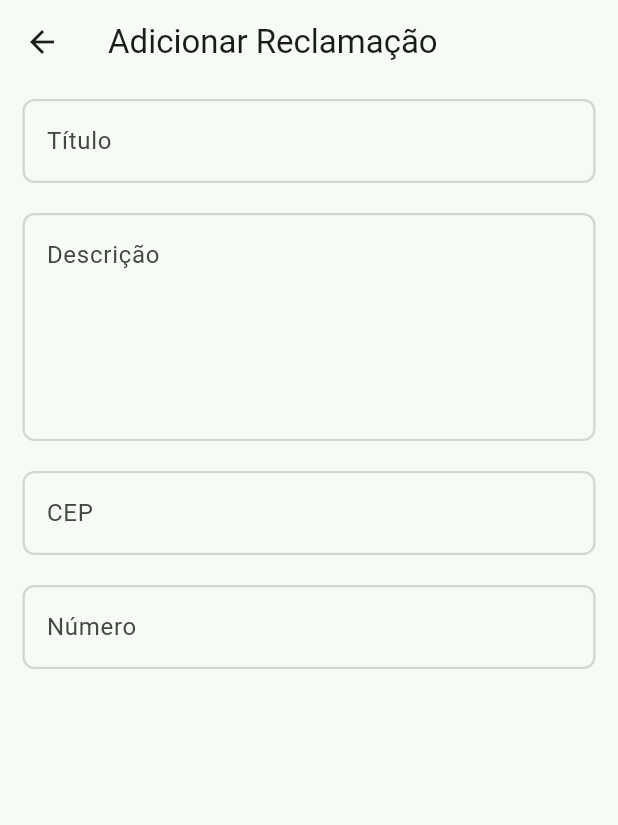
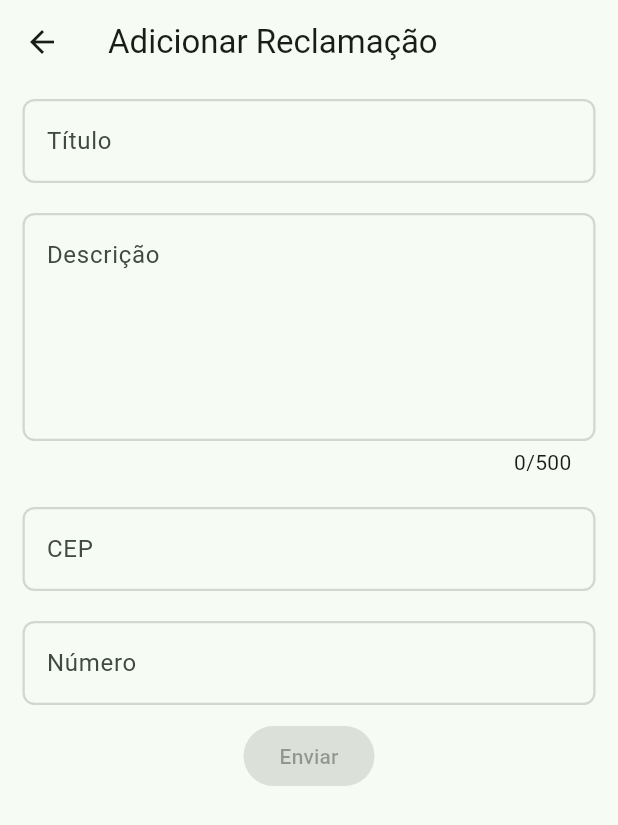
Before and after one commit to vinirecoaro/sos_community, a Flutter app: the AddClaimScreen screen opened directly, on a phone screen of 412 x 824 dp. Shown: the top 825 px of the screen. Run offline on Flutter 3.47's test engine with Material 3 defaults, Android fonts, the phone set to English and light mode, and no system bars.

Commit message:
InputFieldLarge - addded a char counter to control claim description size

```diff
--- a/lib/components/input_field_large.dart
+++ b/lib/components/input_field_large.dart
@@ -1,9 +1,18 @@
 import 'package:flutter/material.dart';
 
-class InputFieldLarge extends StatelessWidget {
-  const InputFieldLarge({super.key, this.label = "label name"});
+class InputFieldLarge extends StatefulWidget {
+  InputFieldLarge({super.key, this.label = "label name", this.maxLenght = 500});
 
   final String label;
+  final int maxLenght;
+
+  @override
+  State<InputFieldLarge> createState() => _InputFieldLargeState();
+}
+
+class _InputFieldLargeState extends State<InputFieldLarge> {
+  final TextEditingController controller = TextEditingController();
+  int charCount = 0;
 
   @override
   Widget build(BuildContext context) {
@@ -11,9 +20,16 @@ class InputFieldLarge extends StatelessWidget {
       padding: const EdgeInsets.symmetric(horizontal: 15, vertical: 10),
       child: TextFormField(
         maxLines: 5,
+        maxLength: widget.maxLenght,
+        onChanged: (value) => {
+          setState(() {
+            charCount = value.length;
+          })
+        },
         decoration: InputDecoration(
+          counter: Text("$charCount/${widget.maxLenght}"),
           alignLabelWithHint: true,
-          label: Text(label),
+          label: Text(widget.label),
           enabledBorder: OutlineInputBorder(
             borderRadius: BorderRadius.circular(8),
             borderSide: BorderSide(
--- a/lib/screens/add_clain_screen.dart
+++ b/lib/screens/add_clain_screen.dart
@@ -16,20 +16,24 @@ class _AddClaimScreenState extends State<AddClaimScreen> {
       appBar: AppBar(
         title: const Text('Adicionar Reclamação'),
       ),
-      body: const Column(
+      body: Column(
         children: [
-          InputField(
+          const InputField(
             label: "Título",
           ),
           InputFieldLarge(
             label: "Descrição",
           ),
-          InputField(
+          const InputField(
             label: "CEP",
           ),
-          InputField(
+          const InputField(
             label: "Número",
           ),
+          const FilledButton(
+            onPressed: null,
+            child: Text("Enviar"),
+          )
         ],
       ),
     );
```
